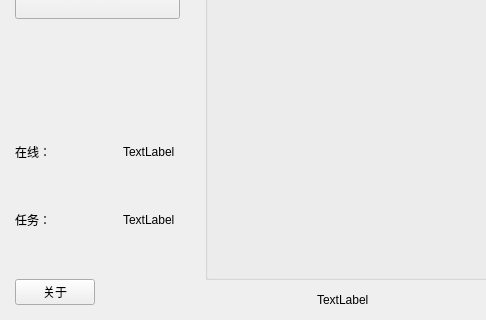
Above: mainfrm/mainfrm.ui from muyulong/pi_gateway before the change; both pictures show x 0 to 486 and y 331 to 651 of the 1117 by 651 pixel window. Below: the same form after it.
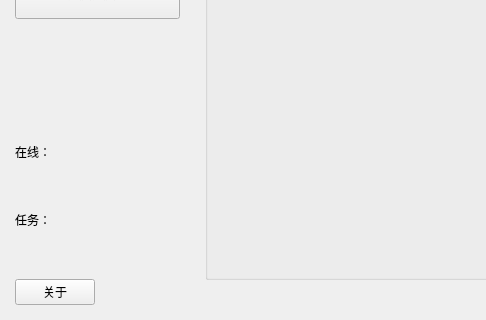
That is the form after the change. Icons and pictures are not drawn.

```diff
--- a/mainfrm/mainfrm.ui
+++ b/mainfrm/mainfrm.ui
@@ -78,7 +78,7 @@
          <item>
           <widget class="QLabel" name="label_tips">
            <property name="text">
-            <string>TextLabel</string>
+            <string/>
            </property>
           </widget>
          </item>
@@ -225,7 +225,7 @@
            <item>
             <widget class="QLabel" name="lb_online">
              <property name="text">
-              <string>TextLabel</string>
+              <string/>
              </property>
             </widget>
            </item>
@@ -249,7 +249,7 @@
            <item>
             <widget class="QLabel" name="lb_tasks">
              <property name="text">
-              <string>TextLabel</string>
+              <string/>
              </property>
             </widget>
            </item>
```
